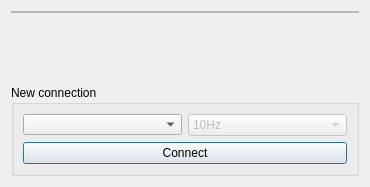
Before: the Qt Designer form src/gui/dialogconfigure.ui in linescaleGUI/linescaleGUI, drawn with Qt 5.
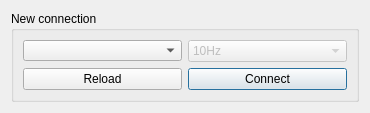
After: the same form once the commit is applied. Icons and pictures are not drawn.

Commit message:
Move `connectionWidget` into `mainwindow`
- Remove question mark in window bar

```diff
--- a/src/gui/dialogconfigure.ui
+++ b/src/gui/dialogconfigure.ui
@@ -7,7 +7,7 @@
     <x>0</x>
     <y>0</y>
     <width>370</width>
-    <height>182</height>
+    <height>107</height>
    </rect>
   </property>
   <property name="minimumSize">
@@ -31,83 +31,6 @@
    </iconset>
   </property>
   <layout class="QVBoxLayout" name="verticalLayout">
-   <item>
-    <widget class="QScrollArea" name="scrollArea">
-     <property name="frameShape">
-      <enum>QFrame::NoFrame</enum>
-     </property>
-     <property name="verticalScrollBarPolicy">
-      <enum>Qt::ScrollBarAlwaysOff</enum>
-     </property>
-     <property name="horizontalScrollBarPolicy">
-      <enum>Qt::ScrollBarAlwaysOff</enum>
-     </property>
-     <property name="widgetResizable">
-      <bool>true</bool>
-     </property>
-     <widget class="QWidget" name="scrollAreaWidgetContents">
-      <property name="geometry">
-       <rect>
-        <x>0</x>
-        <y>0</y>
-        <width>352</width>
-        <height>69</height>
-       </rect>
-      </property>
-      <layout class="QVBoxLayout" name="verticalLayout_2">
-       <property name="leftMargin">
-        <number>0</number>
-       </property>
-       <property name="topMargin">
-        <number>0</number>
-       </property>
-       <property name="rightMargin">
-        <number>0</number>
-       </property>
-       <property name="bottomMargin">
-        <number>0</number>
-       </property>
-       <item>
-        <widget class="QFrame" name="connectionFrame">
-         <property name="frameShape">
-          <enum>QFrame::StyledPanel</enum>
-         </property>
-         <property name="frameShadow">
-          <enum>QFrame::Raised</enum>
-         </property>
-         <layout class="QVBoxLayout" name="frameLayout">
-          <property name="leftMargin">
-           <number>0</number>
-          </property>
-          <property name="topMargin">
-           <number>0</number>
-          </property>
-          <property name="rightMargin">
-           <number>0</number>
-          </property>
-          <property name="bottomMargin">
-           <number>0</number>
-          </property>
-         </layout>
-        </widget>
-       </item>
-       <item>
-        <spacer name="verticalSpacer">
-         <property name="orientation">
-          <enum>Qt::Vertical</enum>
-         </property>
-         <property name="sizeHint" stdset="0">
-          <size>
-           <width>20</width>
-           <height>40</height>
-          </size>
-         </property>
-        </spacer>
-       </item>
-      </layout>
-     </widget>
-    </widget>
-   </item>
    <item>
     <widget class="QGroupBox" name="groupConnection">
      <property name="title">
@@ -120,6 +43,33 @@
       <bool>false</bool>
      </property>
      <layout class="QGridLayout" name="gridLayout">
+      <item row="1" column="1">
+       <widget class="QComboBox" name="boxFreq">
+        <property name="enabled">
+         <bool>false</bool>
+        </property>
+        <item>
+         <property name="text">
+          <string>10Hz</string>
+         </property>
+        </item>
+        <item>
+         <property name="text">
+          <string>40Hz</string>
+         </property>
+        </item>
+        <item>
+         <property name="text">
+          <string>640Hz</string>
+         </property>
+        </item>
+        <item>
+         <property name="text">
+          <string>1280Hz</string>
+         </property>
+        </item>
+       </widget>
+      </item>
       <item row="1" column="0">
        <widget class="QComboBox" name="boxConnections">
         <property name="styleSheet">
@@ -133,7 +83,7 @@
         </property>
        </widget>
       </item>
-      <item row="2" column="0" colspan="2">
+      <item row="2" column="1">
        <widget class="QPushButton" name="btnConnect">
         <property name="text">
          <string>Connect</string>
@@ -146,31 +96,17 @@
         </property>
        </widget>
       </item>
-      <item row="1" column="1">
-       <widget class="QComboBox" name="boxFreq">
-        <property name="enabled">
+      <item row="2" column="0">
+       <widget class="QPushButton" name="btnReload">
+        <property name="text">
+         <string>Reload</string>
+        </property>
+        <property name="default">
          <bool>false</bool>
         </property>
-        <item>
-         <property name="text">
-          <string>10Hz</string>
-         </property>
-        </item>
-        <item>
-         <property name="text">
-          <string>40Hz</string>
-         </property>
-        </item>
-        <item>
-         <property name="text">
-          <string>640Hz</string>
-         </property>
-        </item>
-        <item>
-         <property name="text">
-          <string>1280Hz</string>
-         </property>
-        </item>
+        <property name="flat">
+         <bool>false</bool>
+        </property>
        </widget>
       </item>
      </layout>
```
The commit also changes 13 other files.
